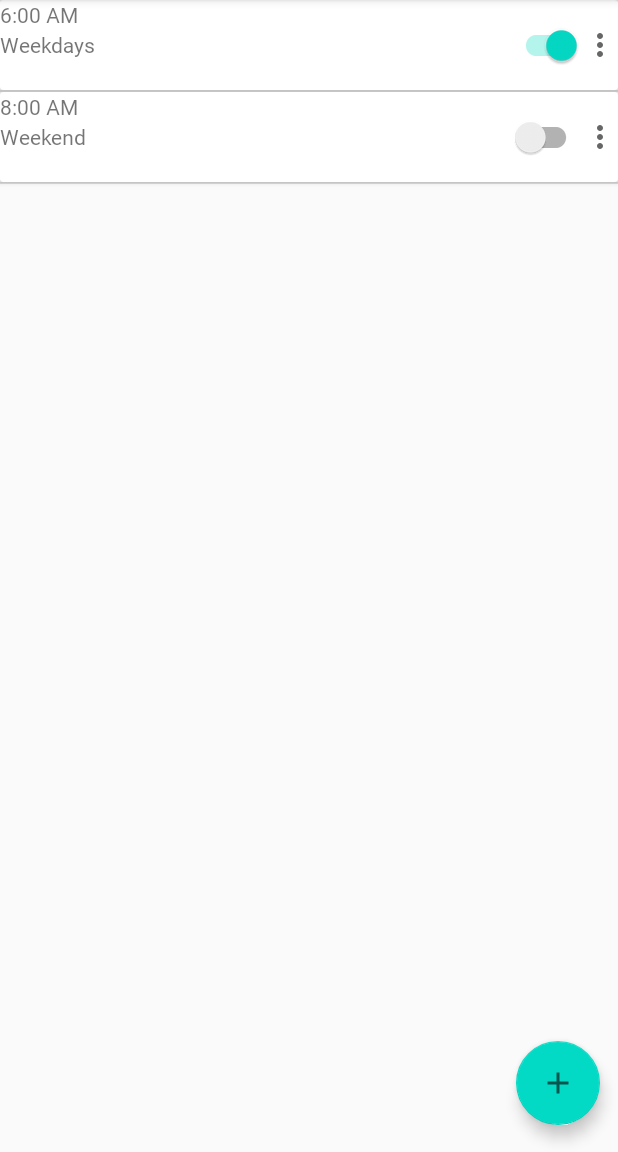
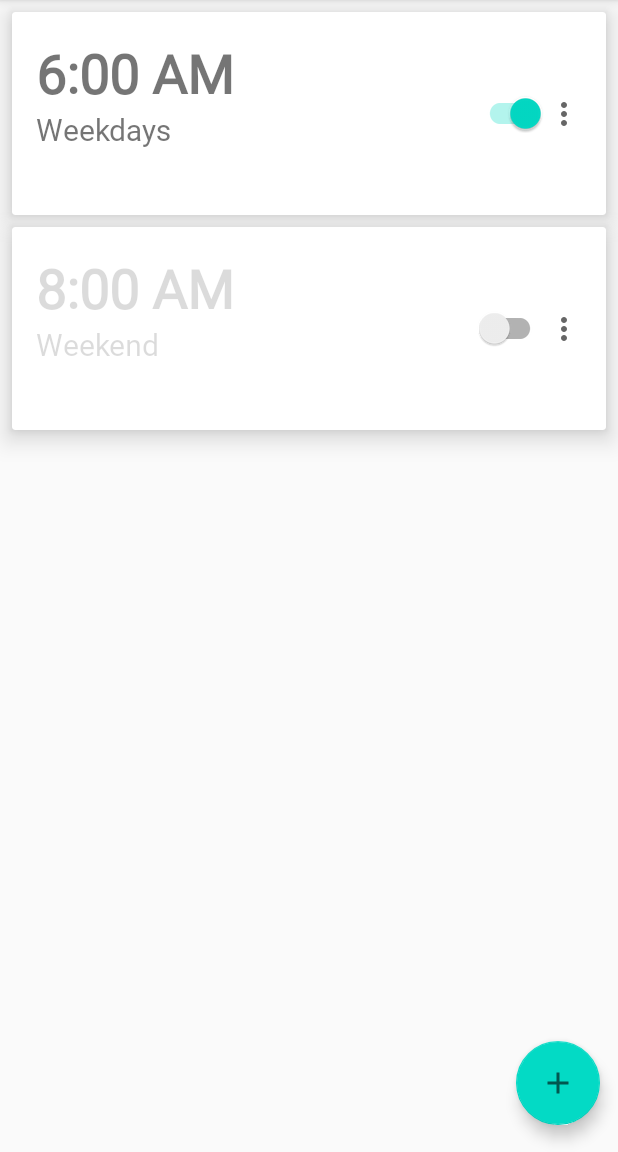
Before and after one commit to NiklasBednarczyk/AlarmClock, an Android app: the screen it shows after launch (MainActivity), after a tap on an icon or button, on a phone screen of 412 x 824 dp, the part 84-1236 px from its top. Run offline under Robolectric (Android 15) with nearby library versions, the phone set to English and light mode, and no system bars; our stand-ins replace Room's generated code, data binding, navigation-ui.

Commit message:
45: Style And Theme App - AlarmList

```diff
--- a/app/src/main/AndroidManifest.xml
+++ b/app/src/main/AndroidManifest.xml
@@ -21,8 +21,11 @@
 
         <activity
             android:name=".activities.AlarmWakeUpActivity"
+            android:screenOrientation="portrait"
             android:theme="@style/AppTheme.NoActionBar" />
-        <activity android:name=".activities.MainActivity">
+        <activity
+            android:name=".activities.MainActivity"
+            android:screenOrientation="portrait">
             <intent-filter>
                 <action android:name="android.intent.action.MAIN" />
 
--- a/app/src/main/java/de/niklasbednarczyk/alarmclock/ui/alarm/alarmlist/AlarmListAdapter.kt
+++ b/app/src/main/java/de/niklasbednarczyk/alarmclock/ui/alarm/alarmlist/AlarmListAdapter.kt
@@ -47,7 +47,7 @@ class AlarmListAdapter(private val alarmOnItemClickListener: AlarmOnItemClickLis
     interface AlarmOnItemClickListener {
         fun onCardViewClick(alarmId: Long)
 
-        fun onActiveClick(alarm: Alarm)
+        fun onActiveClick(oldAlarm: Alarm)
 
         fun onPopUpMenuClick(view: View, alarm: Alarm)
     }
--- a/app/src/main/java/de/niklasbednarczyk/alarmclock/ui/alarm/alarmlist/AlarmListFragment.kt
+++ b/app/src/main/java/de/niklasbednarczyk/alarmclock/ui/alarm/alarmlist/AlarmListFragment.kt
@@ -7,7 +7,6 @@ import androidx.databinding.DataBindingUtil
 import androidx.fragment.app.Fragment
 import androidx.lifecycle.ViewModelProvider
 import androidx.navigation.fragment.findNavController
-import androidx.recyclerview.widget.DividerItemDecoration
 import androidx.recyclerview.widget.LinearLayoutManager
 import com.google.android.material.snackbar.Snackbar
 import de.niklasbednarczyk.alarmclock.R
@@ -50,13 +49,13 @@ class AlarmListFragment : Fragment() {
         val linearLayoutManager = LinearLayoutManager(this.context)
         binding.alarmList.layoutManager = linearLayoutManager
 
-        val dividerItemDecoration =
-            DividerItemDecoration(binding.alarmList.context, linearLayoutManager.orientation)
-        binding.alarmList.addItemDecoration(dividerItemDecoration)
-
         val onItemClickListener = viewModel.alarmOnItemClickListener
         val adapter = AlarmListAdapter(onItemClickListener)
         binding.alarmList.adapter = adapter
+
+        val spacesPixels = resources.getDimensionPixelSize(R.dimen.margin_layout_small)
+        val spacesItemDecoration = SpacesItemDecoration(spacesPixels)
+        binding.alarmList.addItemDecoration(spacesItemDecoration)
 
         viewModel.alarms.observe(viewLifecycleOwner, {
             it?.let {
--- a/app/src/main/java/de/niklasbednarczyk/alarmclock/ui/alarm/alarmlist/AlarmListViewModel.kt
+++ b/app/src/main/java/de/niklasbednarczyk/alarmclock/ui/alarm/alarmlist/AlarmListViewModel.kt
@@ -47,14 +47,16 @@ class AlarmListViewModel(private val dao: AlarmDao) : ViewModel() {
         get() = _eventCancelAlarm
 
     val alarmOnItemClickListener = object : AlarmListAdapter.AlarmOnItemClickListener {
-        override fun onActiveClick(alarm: Alarm) {
-            alarm.isActive = !alarm.isActive
-            if (alarm.isActive) {
-                startSettingNormalAlarm(alarm)
+        override fun onActiveClick(oldAlarm: Alarm) {
+            val newAlarm = oldAlarm.copy().apply {
+                this.isActive = !oldAlarm.isActive
+            }
+            if (newAlarm.isActive) {
+                startSettingNormalAlarm(newAlarm)
             } else {
-                startCancellingAlarm(alarm)
+                startCancellingAlarm(newAlarm)
             }
-            updateAlarm(alarm)
+            updateAlarm(newAlarm)
         }
 
         override fun onCardViewClick(alarmId: Long) {
--- /dev/null
+++ b/app/src/main/java/de/niklasbednarczyk/alarmclock/ui/alarm/alarmlist/SpacesItemDecoration.kt
@@ -0,0 +1,24 @@
+package de.niklasbednarczyk.alarmclock.ui.alarm.alarmlist
+
+import android.graphics.Rect
+import android.view.View
+import androidx.recyclerview.widget.RecyclerView
+
+class SpacesItemDecoration(private val space: Int) : RecyclerView.ItemDecoration() {
+
+    override fun getItemOffsets(
+        outRect: Rect,
+        view: View,
+        parent: RecyclerView,
+        state: RecyclerView.State
+    ) {
+        super.getItemOffsets(outRect, view, parent, state)
+        outRect.left = space
+        outRect.right = space
+        outRect.bottom = space
+
+        if (parent.getChildLayoutPosition(view) == 0) {
+            outRect.top = space
+        }
+    }
+}
--- a/app/src/main/res/layout/fragment_alarm_list.xml
+++ b/app/src/main/res/layout/fragment_alarm_list.xml
@@ -11,20 +11,20 @@
     </data>
 
     <androidx.constraintlayout.widget.ConstraintLayout
+        android:layout_height="match_parent"
         android:layout_width="match_parent"
-        android:layout_height="match_parent"
         tools:context=".activities.MainActivity">
 
         <androidx.recyclerview.widget.RecyclerView
             android:id="@+id/alarm_list"
-            android:layout_width="match_parent"
-            android:layout_height="match_parent" />
+            android:layout_height="match_parent"
+            android:layout_width="match_parent" />
 
         <com.google.android.material.floatingactionbutton.FloatingActionButton
+            android:clickable="true"
             android:id="@+id/fab_add_alarm"
+            android:layout_height="wrap_content"
             android:layout_width="wrap_content"
-            android:layout_height="wrap_content"
-            android:clickable="true"
             android:onClick="@{() -> alarmListViewModel.startNavigatingToAlarmEditor(0L)}"
             app:layout_constraintBottom_toBottomOf="parent"
             app:layout_constraintEnd_toEndOf="parent"
--- a/app/src/main/res/layout/fragment_alarm_wake_up_view.xml
+++ b/app/src/main/res/layout/fragment_alarm_wake_up_view.xml
@@ -19,17 +19,17 @@
         tools:context=".activities.AlarmWakeUpActivity">
 
         <TextClock
+            style="@style/TextClockStyle"
             android:id="@+id/current_time"
             android:layout_height="wrap_content"
             android:layout_width="match_parent"
             app:layout_constraintBottom_toTopOf="@id/name"
             app:layout_constraintEnd_toEndOf="parent"
             app:layout_constraintStart_toStartOf="parent"
-            app:layout_constraintTop_toTopOf="parent"
-            style="@style/TextClockStyle"/>
+            app:layout_constraintTop_toTopOf="parent" />
 
         <TextView
-            style="@style/TextViewStyle.Center"
+            style="@style/TextViewStyle.PaddingSmall.TextAlignmentCenter"
             android:id="@+id/name"
             android:layout_height="wrap_content"
             android:layout_width="match_parent"
@@ -52,7 +52,7 @@
             app:layout_constraintTop_toBottomOf="@id/name" />
 
         <TextView
-            style="@style/TextViewStyle.Center"
+            style="@style/TextViewStyle.PaddingSmall.TextAlignmentCenter"
             android:id="@+id/snooze_count"
             android:layout_height="wrap_content"
             android:layout_width="match_parent"
@@ -63,7 +63,7 @@
             app:layout_constraintStart_toStartOf="parent" />
 
         <TextView
-            style="@style/TextViewStyle.Center"
+            style="@style/TextViewStyle.PaddingSmall.TextAlignmentCenter"
             android:id="@+id/snooze_time"
             android:layout_height="wrap_content"
             android:layout_width="match_parent"
--- a/app/src/main/res/layout/list_item_alarm.xml
+++ b/app/src/main/res/layout/list_item_alarm.xml
@@ -15,18 +15,20 @@
 
     <androidx.cardview.widget.CardView
         android:id="@+id/card_view"
+        android:layout_height="wrap_content"
         android:layout_width="match_parent"
-        android:layout_height="wrap_content"
-        android:onClick="@{() -> alarmOnItemClickListener.onCardViewClick(alarm.alarmId)}">
+        android:onClick="@{() -> alarmOnItemClickListener.onCardViewClick(alarm.alarmId)}"
+        app:cardElevation="@dimen/card_elevation">
 
         <androidx.constraintlayout.widget.ConstraintLayout
-            android:layout_width="match_parent"
-            android:layout_height="wrap_content">
+            android:layout_height="wrap_content"
+            android:layout_margin="@dimen/margin_layout_default"
+            android:layout_width="match_parent">
 
             <com.google.android.material.switchmaterial.SwitchMaterial
                 android:id="@+id/is_active"
+                android:layout_height="wrap_content"
                 android:layout_width="wrap_content"
-                android:layout_height="wrap_content"
                 android:onClick="@{() -> alarmOnItemClickListener.onActiveClick(alarm)}"
                 app:alarmIsActive="@{alarm}"
                 app:layout_constraintBottom_toBottomOf="@id/pop_up_menu"
@@ -35,11 +37,11 @@
                 app:layout_constraintTop_toTopOf="@id/pop_up_menu" />
 
             <ImageButton
-                android:id="@+id/pop_up_menu"
-                android:layout_width="wrap_content"
-                android:layout_height="wrap_content"
                 android:background="?android:selectableItemBackground"
                 android:contentDescription="@string/description_popup_button"
+                android:id="@+id/pop_up_menu"
+                android:layout_height="wrap_content"
+                android:layout_width="wrap_content"
                 android:onClick="@{view -> alarmOnItemClickListener.onPopUpMenuClick(view, alarm)}"
                 android:src="@drawable/ic_baseline_more_vert_24"
                 app:layout_constraintBottom_toBottomOf="parent"
@@ -48,9 +50,11 @@
                 app:layout_constraintTop_toTopOf="parent" />
 
             <TextView
+                style="@style/TextViewStyleBigAndBold"
+                android:enabled="@{alarm.isActive}"
                 android:id="@+id/time"
+                android:layout_height="wrap_content"
                 android:layout_width="0dp"
-                android:layout_height="20dp"
                 app:bind_alarmTime="@{alarm}"
                 app:layout_constraintEnd_toStartOf="@+id/is_active"
                 app:layout_constraintStart_toStartOf="parent"
@@ -58,9 +62,11 @@
                 tools:text="TIME" />
 
             <TextView
+                style="@style/TextViewStyle"
+                android:enabled="@{alarm.isActive}"
                 android:id="@+id/days"
+                android:layout_height="wrap_content"
                 android:layout_width="0dp"
-                android:layout_height="20dp"
                 app:bind_alarmDays="@{alarm}"
                 app:layout_constraintBottom_toTopOf="@+id/name"
                 app:layout_constraintEnd_toEndOf="@+id/time"
@@ -69,15 +75,18 @@
                 tools:text="DAYS" />
 
             <TextView
+                style="@style/TextViewStyle"
+                android:enabled="@{alarm.isActive}"
                 android:id="@+id/name"
+                android:layout_height="wrap_content"
                 android:layout_width="0dp"
-                android:layout_height="20dp"
                 app:bind_alarmName="@{alarm}"
                 app:layout_constraintBottom_toBottomOf="parent"
                 app:layout_constraintEnd_toEndOf="@+id/days"
                 app:layout_constraintStart_toStartOf="parent"
                 app:layout_constraintTop_toBottomOf="@+id/days"
                 tools:text="NAME" />
+
         </androidx.constraintlayout.widget.ConstraintLayout>
 
     </androidx.cardview.widget.CardView>
--- a/app/src/main/res/values/dimens.xml
+++ b/app/src/main/res/values/dimens.xml
@@ -1,9 +1,15 @@
 <?xml version="1.0" encoding="utf-8"?>
 <resources>
+    <dimen name="text_size_small">14sp</dimen>
     <dimen name="text_size_default">20sp</dimen>
     <dimen name="text_size_big">36sp</dimen>
     <dimen name="text_size_biggest">72sp</dimen>
+
+    <dimen name="margin_layout_small">8dp</dimen>
     <dimen name="margin_layout_default">16dp</dimen>
+
     <dimen name="padding_small">8dp</dimen>
     <dimen name="padding_default">16dp</dimen>
+
+    <dimen name="card_elevation">10dp</dimen>
 </resources>
--- a/app/src/main/res/values/styles.xml
+++ b/app/src/main/res/values/styles.xml
@@ -14,10 +14,18 @@
 
     <style name="TextViewStyle">
         <item name="android:textSize">@dimen/text_size_default</item>
+    </style>
+
+    <style name="TextViewStyleBigAndBold">
+        <item name="android:textSize">@dimen/text_size_big</item>
+        <item name="android:textStyle">bold</item>
+    </style>
+
+    <style name="TextViewStyle.PaddingSmall" parent="TextViewStyle">
         <item name="android:padding">@dimen/padding_small</item>
     </style>
 
-    <style name="TextViewStyle.Center" parent="TextViewStyle">
+    <style name="TextViewStyle.PaddingSmall.TextAlignmentCenter" parent="TextViewStyle.PaddingSmall">
         <item name="android:textAlignment">center</item>
     </style>
 
--- a/build.gradle
+++ b/build.gradle
@@ -22,7 +22,7 @@ buildscript {
         jcenter()
     }
     dependencies {
-        classpath 'com.android.tools.build:gradle:4.0.2'
+        classpath 'com.android.tools.build:gradle:4.1.0'
         classpath "org.jetbrains.kotlin:kotlin-gradle-plugin:$kotlin_version"
         classpath "android.arch.navigation:navigation-safe-args-gradle-plugin:$navigation_version"
 
```
Also changed, not shown: gradle/wrapper/gradle-wrapper.properties.
